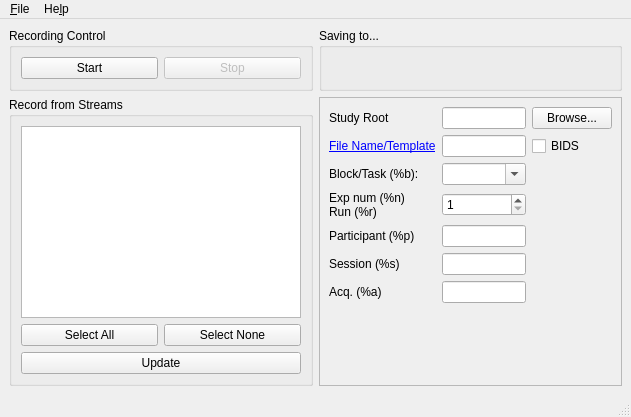
The window that mainwindow.ui (labstreaminglayer/App-LabRecorder) describes before a commit, drawn with Qt 5.
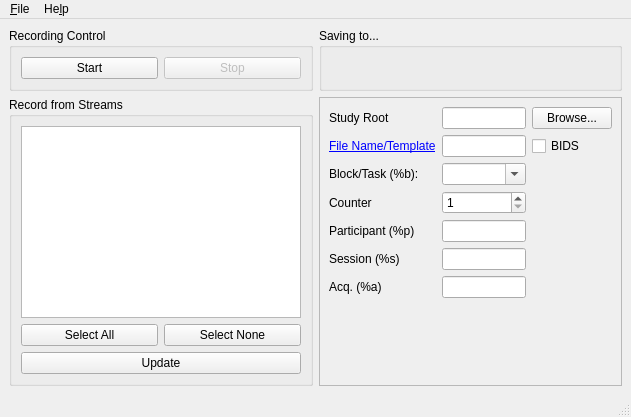
The same window after the commit.

Commit message: Display correct label for spin counter in BIDS/non-BIDS-mode

```diff
--- a/mainwindow.ui
+++ b/mainwindow.ui
@@ -113,8 +113,7 @@
         <item row="3" column="0">
          <widget class="QLabel" name="label_expNum">
           <property name="text">
-           <string>Exp num (%n)
-Run (%r)</string>
+           <string>Counter</string>
           </property>
          </widget>
         </item>
```
Left out of the diff: 6 changed lines with no effect on the pictures. The commit also changes 2 other files.
